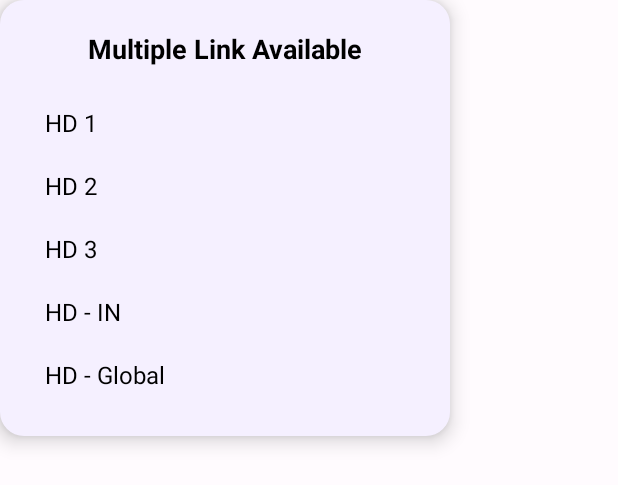
After one commit to nidoham/HD-STREAMZ-TV, an Android app: the layout dialog_multiple_links.xml on its own in the app's theme, with its tools: preview values and no code run, on a phone screen of 412 x 824 dp. The commit adds this screen. Shown: the top 485 px of the screen. Run offline under Robolectric (Android 15) with nearby library versions, the light colour scheme and no system bars.

Commit message:
Updated Live TV layout and fixed bugs

```diff
--- a/app/src/main/AndroidManifest.xml
+++ b/app/src/main/AndroidManifest.xml
@@ -24,5 +24,10 @@
         <activity
             android:name=".MainActivity"
             android:exported="false" />
+
+        <activity
+            android:name=".PlayerActivity"
+            android:exported="false" />
+
     </application>
 </manifest>
--- a/app/src/main/java/com/nidoham/hdstreamztv/fragment/LiveTvFragment.java
+++ b/app/src/main/java/com/nidoham/hdstreamztv/fragment/LiveTvFragment.java
@@ -113,6 +113,8 @@ public class LiveTvFragment extends Fragment {
         });
     }
 
+
+
     private int dpToPx(int dp) {
         Resources r = getResources();
         return Math.round(TypedValue.applyDimension(TypedValue.COMPLEX_UNIT_DIP, dp, r.getDisplayMetrics()));
--- /dev/null
+++ b/app/src/main/res/drawable/bg_dialog.xml
@@ -0,0 +1,5 @@
+<?xml version="1.0" encoding="utf-8"?>
+<shape xmlns:android="http://schemas.android.com/apk/res/android" android:shape="rectangle">
+    <solid android:color="#F5F0FF"/>
+    <corners android:radius="16dp"/>
+</shape>
--- a/app/src/main/res/layout/activity_main.xml
+++ b/app/src/main/res/layout/activity_main.xml
@@ -5,7 +5,7 @@
      xmlns:tools="http://schemas.android.com/tools"
      android:layout_height="match_parent"
      android:layout_width="match_parent"
-     tools:context=".MainActivity">
+     android:background="@color/md_theme_background">
 
     <com.google.android.material.appbar.AppBarLayout
          android:layout_height="wrap_content"
--- /dev/null
+++ b/app/src/main/res/layout/dialog_multiple_links.xml
@@ -0,0 +1,27 @@
+<?xml version="1.0" encoding="utf-8"?>
+<LinearLayout xmlns:android="http://schemas.android.com/apk/res/android"
+    android:layout_width="300dp"
+    android:layout_height="wrap_content"
+    android:orientation="vertical"
+    android:padding="20dp"
+    android:background="@drawable/bg_dialog"
+    android:elevation="8dp">
+
+    <TextView
+        android:id="@+id/tvDialogTitle"
+        android:layout_width="match_parent"
+        android:layout_height="wrap_content"
+        android:text="Multiple Link Available"
+        android:textStyle="bold"
+        android:textColor="#000"
+        android:textSize="18sp"
+        android:gravity="center"
+        android:paddingBottom="16dp" />
+
+    <TextView android:id="@+id/link1" style="@style/LinkOptionStyle" android:text="HD 1" />
+    <TextView android:id="@+id/link2" style="@style/LinkOptionStyle" android:text="HD 2" />
+    <TextView android:id="@+id/link3" style="@style/LinkOptionStyle" android:text="HD 3" />
+    <TextView android:id="@+id/link4" style="@style/LinkOptionStyle" android:text="HD - IN" />
+    <TextView android:id="@+id/link5" style="@style/LinkOptionStyle" android:text="HD - Global" />
+
+</LinearLayout>
--- a/app/src/main/res/layout/item_grid_card_tv.xml
+++ b/app/src/main/res/layout/item_grid_card_tv.xml
@@ -39,7 +39,7 @@
             android:layout_width="match_parent"
             android:layout_height="wrap_content"
             android:gravity="center"
-            android:maxLines="2"
+            android:maxLines="1"
             android:ellipsize="end"
             android:paddingStart="4dp"
             android:paddingEnd="4dp"
--- a/app/src/main/res/values-night/styles.xml
+++ b/app/src/main/res/values-night/styles.xml
@@ -8,8 +8,8 @@
         <item name="android:windowFullscreen">false</item>
         <item name="android:windowNoTitle">true</item>
         <item name="android:windowDrawsSystemBarBackgrounds">true</item>
-        <item name="android:statusBarColor">@android:color/transparent</item>
-        <item name="android:navigationBarColor">@android:color/transparent</item>
+        <item name="android:statusBarColor">@color/md_theme_background</item>
+        <item name="android:navigationBarColor">@color/md_theme_background</item>
         <item name="android:windowLightStatusBar">false</item>
         <item name="android:windowLightNavigationBar">false</item>
         <item name="android:enforceStatusBarContrast">false</item>
--- a/app/src/main/res/values/styles.xml
+++ b/app/src/main/res/values/styles.xml
@@ -83,8 +83,8 @@
         <item name="android:windowFullscreen">false</item>
         <item name="android:windowNoTitle">true</item>
         <item name="android:windowDrawsSystemBarBackgrounds">true</item>
-        <item name="android:statusBarColor">@android:color/transparent</item>
-        <item name="android:navigationBarColor">@android:color/transparent</item>
+        <item name="android:statusBarColor">@color/md_theme_background</item>
+        <item name="android:navigationBarColor">@color/md_theme_background</item>
         <item name="android:windowLightStatusBar">true</item>
         <item name="android:windowLightNavigationBar">true</item>
         <item name="android:enforceStatusBarContrast">false</item>
@@ -98,4 +98,13 @@
         <item name="colorOutline">#000000</item>
         <item name="colorOutlineVariant">#666666</item>
     </style>
+
+    <style name="LinkOptionStyle">
+        <item name="android:layout_width">match_parent</item>
+        <item name="android:layout_height">wrap_content</item>
+        <item name="android:textSize">16sp</item>
+        <item name="android:textColor">#000</item>
+        <item name="android:padding">10dp</item>
+        <item name="android:background">?android:selectableItemBackground</item>
+    </style>
 </resources>
```
Also changed, not shown: app/src/main/java/com/nidoham/hdstreamztv/PlayerActivity.java (added, +11 -0 lines), app/src/main/java/com/nidoham/hdstreamztv/SplashActivity.java (+6 -11 lines), app/src/main/java/com/nidoham/hdstreamztv/adapter/TvGridAdapter.java (+22 -2 lines), app/src/main/java/com/nidoham/hdstreamztv/dialog/MultipleLinkDialog.java (added, +90 -0 lines), app/src/main/java/com/nidoham/hdstreamztv/model/Channel.java (+61 -31 lines), app/src/main/java/com/nidoham/hdstreamztv/model/ChannelUrl.java (added, +29 -0 lines), app/src/main/java/com/nidoham/hdstreamztv/repository/ChannelRepository.java (added, +45 -0 lines), app/src/main/java/com/nidoham/hdstreamztv/utils/GridSpacingItemDecoration.java (+22 -8 lines), app/src/main/res/layout/activity_player.xml (added, +10 -0 lines), 2 other files.
